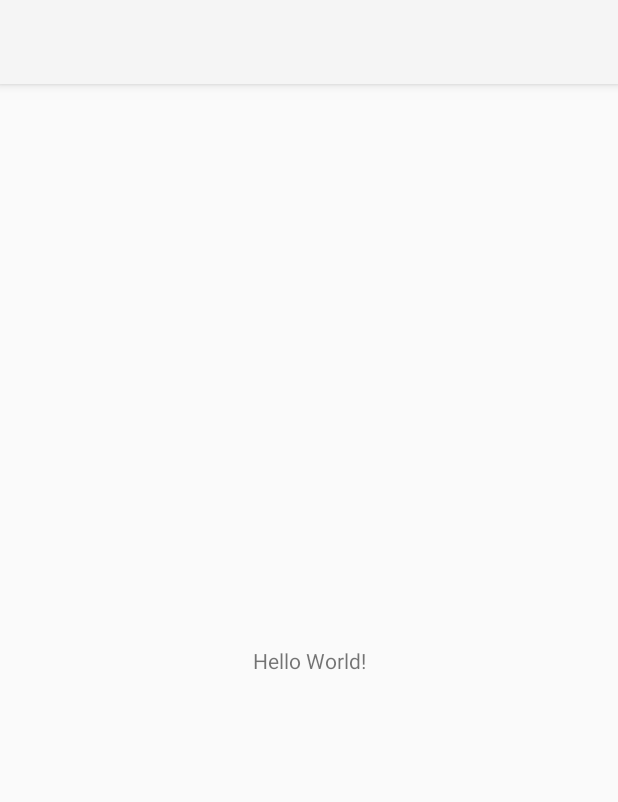
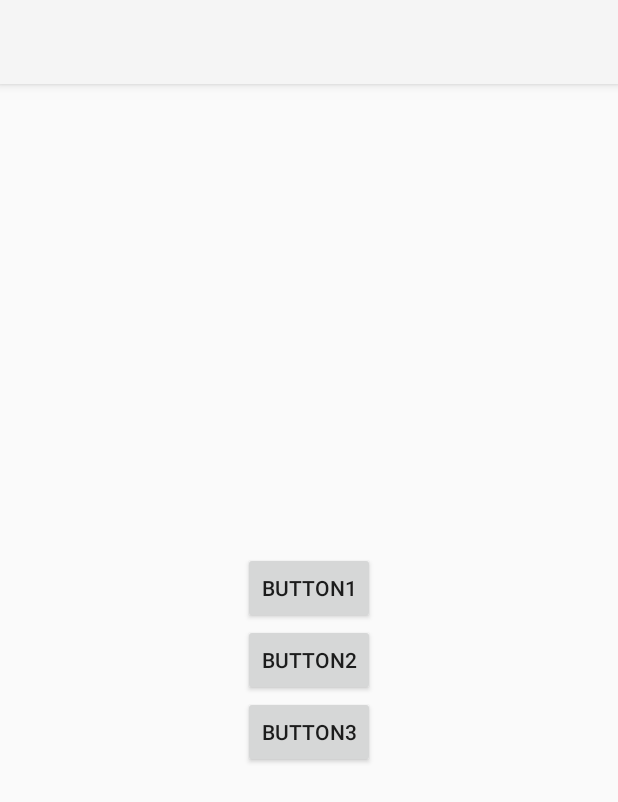
Before and after one commit to pavlushaemae/Android-2022, an Android app: the screen it shows after launch (MainActivity), on a phone screen of 412 x 824 dp. Shown: the top 802 px of the screen. Run offline under Robolectric (Android 15) with nearby library versions, the phone set to English and light mode, and no system bars.

Commit message:
added hw2

```diff
--- a/app/build.gradle
+++ b/app/build.gradle
@@ -29,6 +29,9 @@ android {
     kotlinOptions {
         jvmTarget = '1.8'
     }
+    buildFeatures {
+        viewBinding true
+    }
 }
 
 dependencies {
--- a/app/src/main/java/com/itis/androidcourse/MainActivity.kt
+++ b/app/src/main/java/com/itis/androidcourse/MainActivity.kt
@@ -1,11 +1,63 @@
 package com.itis.androidcourse
 
+import android.content.Intent
+import android.net.Uri
 import androidx.appcompat.app.AppCompatActivity
 import android.os.Bundle
+import com.itis.androidcourse.databinding.ActivityMainBinding
 
 class MainActivity : AppCompatActivity() {
+
+    private lateinit var binding: ActivityMainBinding
+
     override fun onCreate(savedInstanceState: Bundle?) {
         super.onCreate(savedInstanceState)
-        setContentView(R.layout.activity_main)
+        binding = ActivityMainBinding.inflate(layoutInflater)
+        val view = binding.root
+        setContentView(view)
+
+        with(binding) {
+            btn1.setOnClickListener {
+                val intent = Intent()
+                intent.action = Intent.ACTION_SEND
+                intent.putExtra(Intent.EXTRA_TEXT, "message")
+                intent.type = "text/plan"
+
+                val chooserIntent = Intent.createChooser(
+                    intent,
+                    "Сообщение"
+                )
+                if (chooserIntent.resolveActivity(packageManager) != null) {
+                    startActivity(intent)
+                }
+            }
+
+            btn2.setOnClickListener {
+                val intent = Intent()
+                intent.action = Intent.ACTION_CALL
+                intent.putExtra(Intent.EXTRA_TEXT, Uri.parse("+79911153704"))
+                intent.type = "text/plan"
+
+                val chooserIntent = Intent.createChooser(
+                    intent,
+                    "Звонок"
+                )
+                if (chooserIntent.resolveActivity(packageManager) != null) {
+                    startActivity(intent)
+                }
+            }
+
+            btn3.setOnClickListener {
+//                val intent = Intent(Intent.ACTION_CREATE_NOTE).apply {
+//                    putExtra(NoteIntents.EXTRA_NAME, subject)
+//                    putExtra(NoteIntents.EXTRA_TEXT, text)
+//                }
+//                if (intent.resolveActivity(packageManager) != null) {
+//                    startActivity(intent)
+//                }
+
+            }
+        }
+
     }
 }
--- /dev/null
+++ b/app/src/main/java/com/itis/androidcourse/SecondActivity.java
@@ -0,0 +1,4 @@
+package com.itis.androidcourse;
+
+public class SecondActivity {
+}
--- a/app/src/main/res/layout/activity_main.xml
+++ b/app/src/main/res/layout/activity_main.xml
@@ -6,13 +6,35 @@
     android:layout_height="match_parent"
     tools:context=".MainActivity">
 
-    <TextView
+    <Button
+        android:id="@+id/btn_1"
         android:layout_width="wrap_content"
         android:layout_height="wrap_content"
-        android:text="Hello World!"
-        app:layout_constraintBottom_toBottomOf="parent"
-        app:layout_constraintLeft_toLeftOf="parent"
-        app:layout_constraintRight_toRightOf="parent"
-        app:layout_constraintTop_toTopOf="parent" />
+        android:text="button1"
+        app:layout_constraintTop_toTopOf="parent"
+        app:layout_constraintStart_toStartOf="parent"
+        app:layout_constraintEnd_toEndOf="parent"
+        app:layout_constraintBottom_toTopOf="@id/btn_2"
+        app:layout_constraintVertical_chainStyle="packed"/>
+
+    <Button
+        android:id="@+id/btn_2"
+        android:layout_width="wrap_content"
+        android:layout_height="wrap_content"
+        android:text="button2"
+        app:layout_constraintTop_toBottomOf="@id/btn_1"
+        app:layout_constraintStart_toStartOf="parent"
+        app:layout_constraintEnd_toEndOf="parent"
+        app:layout_constraintBottom_toTopOf="@id/btn_3"/>
+
+    <Button
+        android:id="@+id/btn_3"
+        android:layout_width="wrap_content"
+        android:layout_height="wrap_content"
+        android:text="button3"
+        app:layout_constraintTop_toBottomOf="@id/btn_2"
+        app:layout_constraintStart_toStartOf="parent"
+        app:layout_constraintEnd_toEndOf="parent"
+        app:layout_constraintBottom_toBottomOf="parent"/>
 
 </androidx.constraintlayout.widget.ConstraintLayout>
--- /dev/null
+++ b/app/src/main/res/layout/activity_second.xml
@@ -0,0 +1,6 @@
+<?xml version="1.0" encoding="utf-8"?>
+<androidx.constraintlayout.widget.ConstraintLayout xmlns:android="http://schemas.android.com/apk/res/android"
+    android:layout_width="match_parent"
+    android:layout_height="match_parent">
+
+</androidx.constraintlayout.widget.ConstraintLayout>
```
